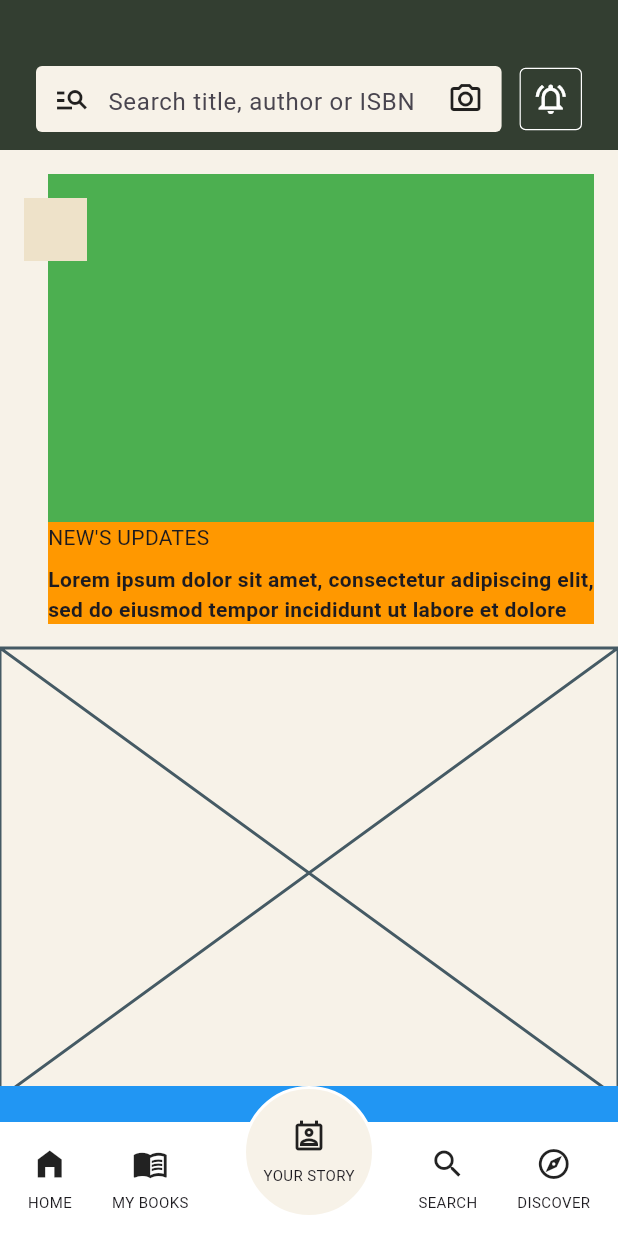
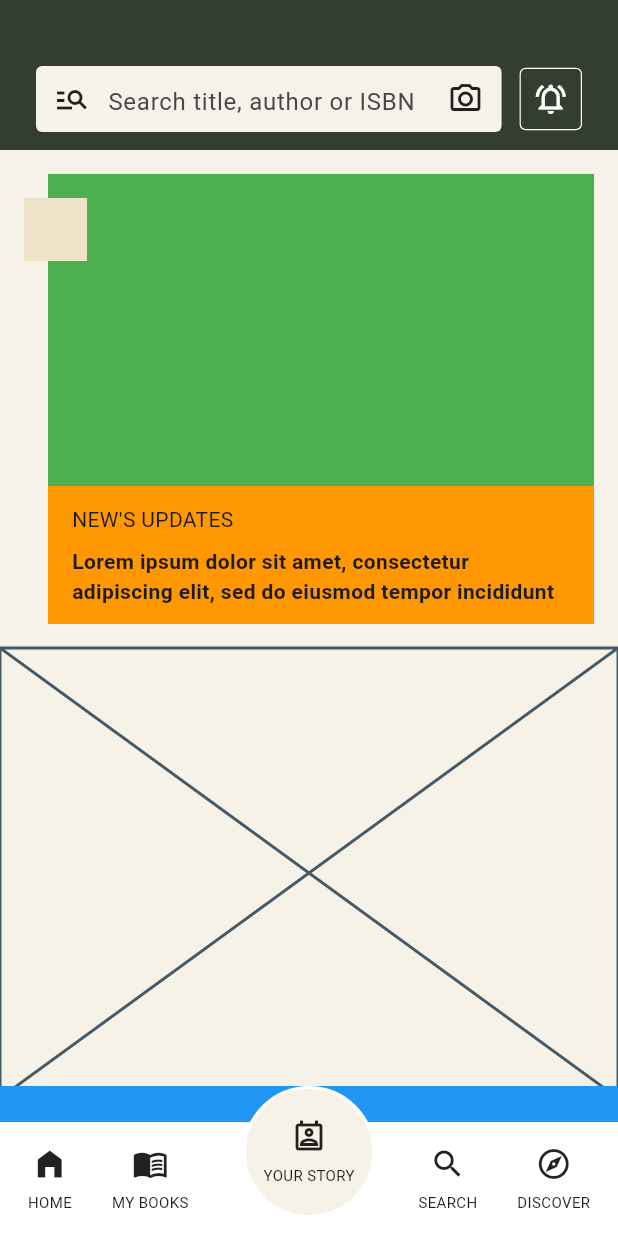
Before and after one commit to JAICHANGPARK/flutter_notebook_chapter_43, a Flutter app: the NewsFeedHomePage screen opened directly, on a phone screen of 412 x 824 dp. Run offline on Flutter 3.47's test engine with Material 3 defaults, Android fonts, the phone set to English and light mode, and no system bars; our stand-ins replace gap, hugeicons.

Commit message:
Update news_feed_home_page.dart

```diff
--- a/lib/ep2163_newsfeed_app/views/news_feed_home_page.dart
+++ b/lib/ep2163_newsfeed_app/views/news_feed_home_page.dart
@@ -105,7 +105,9 @@ class _NewsFeedHomePageState extends State<NewsFeedHomePage> {
                                           ),
                                         ),
                                       ),
-                                      Column(
+                                      Padding(
+                                        padding: const EdgeInsets.symmetric(horizontal: 16, vertical: 12),
+                                        child: Column(
                                           crossAxisAlignment: CrossAxisAlignment.start,
                                           spacing: 8,
                                           children: [
@@ -118,6 +120,7 @@ class _NewsFeedHomePageState extends State<NewsFeedHomePage> {
                                               ),
                                             )
                                           ],
+                                        ),
                                       ),
 
                                     ],
```
Lines whose indentation alone changed are shown as unchanged.
